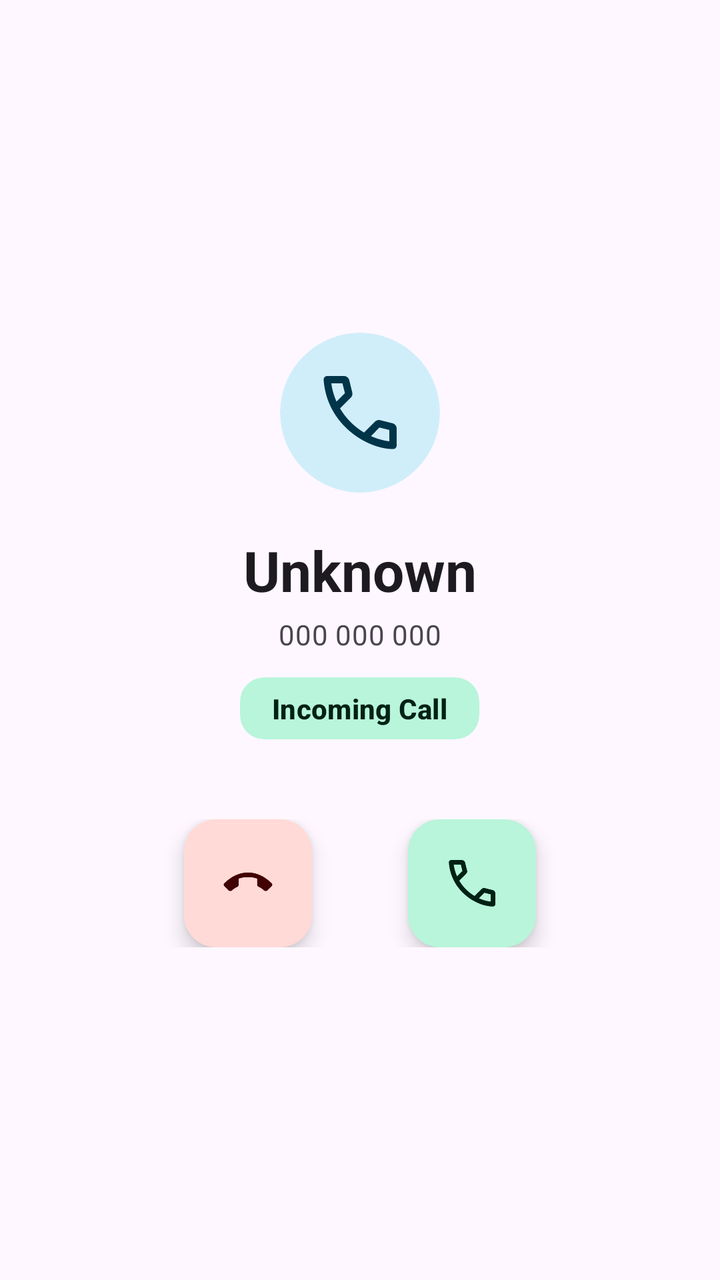
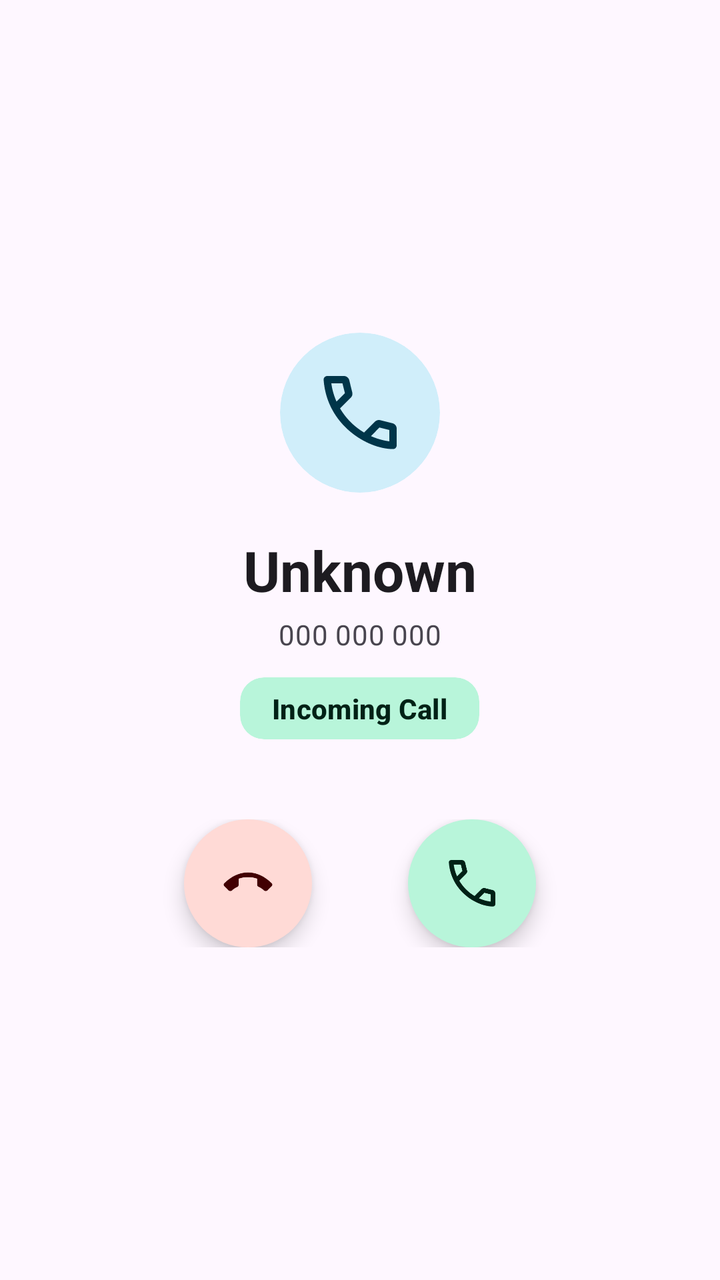

Two renders of the same Android screen: before a commit and after it. Below are the layout's source before the change and the commit's diff.
<!-- AndroidManifest.xml: activity theme Theme.Smartwatch -->
<!-- res/layout/activity_call.xml -->
<?xml version="1.0" encoding="utf-8"?>
<LinearLayout xmlns:android="http://schemas.android.com/apk/res/android"
    xmlns:app="http://schemas.android.com/apk/res-auto"
    android:id="@+id/rootLayout"
    android:layout_width="match_parent"
    android:layout_height="match_parent"
    android:orientation="vertical"
    android:gravity="center"
    android:background="?android:attr/colorBackground"
    android:padding="24dp">

    
    <com.google.android.material.card.MaterialCardView
        android:layout_width="80dp"
        android:layout_height="80dp"
        app:cardCornerRadius="40dp"
        app:cardBackgroundColor="?attr/colorPrimaryContainer"
        app:strokeWidth="0dp"
        android:layout_marginBottom="20dp">
        <ImageView
            android:layout_width="44dp"
            android:layout_height="44dp"
            android:layout_gravity="center"
            android:src="@drawable/ic_call_answer"
            app:tint="?attr/colorOnPrimaryContainer"/>
    </com.google.android.material.card.MaterialCardView>

    
    <TextView
        android:id="@+id/tv_caller_name"
        android:layout_width="match_parent"
        android:layout_height="wrap_content"
        android:text="@string/call_unknown"
        android:textColor="?android:attr/textColorPrimary"
        android:textAppearance="@style/TextAppearance.Material3.HeadlineMedium"
        android:textStyle="bold"
        android:gravity="center"
        android:maxLines="2"
        android:ellipsize="end"/>

    
    <TextView
        android:id="@+id/tv_caller_number"
        android:layout_width="match_parent"
        android:layout_height="wrap_content"
        android:text="000 000 000"
        android:textColor="?android:attr/textColorSecondary"
        android:textAppearance="@style/TextAppearance.Material3.BodyMedium"
        android:layout_marginTop="4dp"
        android:gravity="center"/>

    
    <com.google.android.material.card.MaterialCardView
        android:layout_width="wrap_content"
        android:layout_height="wrap_content"
        app:cardCornerRadius="12dp"
        app:cardBackgroundColor="?attr/colorTertiaryContainer"
        app:strokeWidth="0dp"
        android:layout_marginTop="12dp"
        android:layout_marginBottom="40dp">
        <TextView
            android:id="@+id/tv_call_status"
            android:layout_width="wrap_content"
            android:layout_height="wrap_content"
            android:text="@string/call_incoming"
            android:textColor="?attr/colorOnTertiaryContainer"
            android:textAppearance="@style/TextAppearance.Material3.LabelLarge"
            android:textStyle="bold"
            android:paddingHorizontal="16dp"
            android:paddingVertical="6dp"/>
    </com.google.android.material.card.MaterialCardView>

    
    <LinearLayout
        android:layout_width="match_parent"
        android:layout_height="wrap_content"
        android:orientation="horizontal"
        android:gravity="center">

        
        <com.google.android.material.floatingactionbutton.FloatingActionButton
            android:id="@+id/btn_reject"
            android:layout_width="wrap_content"
            android:layout_height="wrap_content"
            app:backgroundTint="?attr/colorErrorContainer"
            app:srcCompat="@drawable/ic_call_end"
            app:fabCustomSize="64dp"
            app:maxImageSize="28dp"
            app:tint="?attr/colorOnErrorContainer"
            app:borderWidth="0dp"
            app:shapeAppearanceOverlay="@style/ShapeAppearance.App.Circle"
            android:contentDescription="@string/call_reject"/>

        <Space android:layout_width="48dp" android:layout_height="wrap_content"/>

        
        <com.google.android.material.floatingactionbutton.FloatingActionButton
            android:id="@+id/btn_answer"
            android:layout_width="wrap_content"
            android:layout_height="wrap_content"
            app:backgroundTint="?attr/colorTertiaryContainer"
            app:srcCompat="@drawable/ic_call_answer"
            app:fabCustomSize="64dp"
            app:maxImageSize="28dp"
            app:tint="?attr/colorOnTertiaryContainer"
            app:borderWidth="0dp"
            app:shapeAppearanceOverlay="@style/ShapeAppearance.App.Circle"
            android:contentDescription="@string/call_answer"/>

    </LinearLayout>

</LinearLayout>
<!-- resources referenced by this layout -->
<resources>
  <!-- drawable ic_call_answer (drawable) -->
  <vector xmlns:android="http://schemas.android.com/apk/res/android"
      android:width="24dp"
      android:height="24dp"
      android:viewportWidth="24"
      android:viewportHeight="24">
      <path
          android:fillColor="#000000"
          android:pathData="M20,15.5c-1.25,0 -2.45,-0.2 -3.57,-0.57c-0.11,-0.03 -0.21,-0.05 -0.31,-0.05c-0.26,0 -0.51,0.1 -0.71,0.29l-2.2,2.2C10.38,15.93 8.07,13.62 6.63,10.79l2.2,-2.2C9.12,8.3 9.2,7.9 9.09,7.57C8.72,6.45 8.52,5.25 8.52,4c0,-0.55 -0.45,-1 -1,-1H4.19c-0.55,0 -1,0.45 -1,1c0,9.39 7.61,17 17,17c0.55,0 1,-0.45 1,-1v-3.5c0,-0.55 -0.45,-1 -1,-1z" />
  </vector>
  <!-- drawable ic_call_end (drawable) -->
  <vector xmlns:android="http://schemas.android.com/apk/res/android"
      android:width="24dp"
      android:height="24dp"
      android:viewportWidth="24"
      android:viewportHeight="24">
      
      <group
          android:pivotX="12"
          android:pivotY="12"
          android:scaleX="0.88"
          android:scaleY="0.88">
          <path
              android:fillColor="#000000"
              android:pathData="M12,9c-1.6,0 -3.15,0.25 -4.6,0.72v3.1c0,0.39 -0.23,0.74 -0.58,0.9 -0.96,0.43 -1.84,1.02 -2.61,1.72C4.03,15.62 3.7,15.75 3.38,15.75c-0.34,0 -0.66,-0.13 -0.91,-0.38l-1.99,-1.99C0.3,13.2 0.18,12.94 0.18,12.66c0,-0.28 0.11,-0.54 0.3,-0.72C3.98,8.48 7.8,6.72 12,6.72s8.02,1.76 11.52,5.22c0.19,0.18 0.3,0.44 0.3,0.72c0,0.28 -0.11,0.54 -0.3,0.72l-1.99,1.99c-0.25,0.25 -0.57,0.38 -0.91,0.38c-0.32,0 -0.65,-0.13 -0.93,-0.38 -0.77,-0.7 -1.65,-1.29 -2.61,-1.72 -0.35,-0.16 -0.58,-0.51 -0.58,-0.9V9.72C15.15,9.25 13.6,9 12,9z" />
      </group>
  </vector>
  <string name="call_answer">Answer</string>
  <string name="call_incoming">Incoming Call</string>
  <string name="call_reject">Reject</string>
  <string name="call_unknown">Unknown</string>
  <style name="Shape.Small" parent="ShapeAppearance.Material3.SmallComponent">
          <item name="cornerSize">10dp</item>
      </style>
  <style name="Shape.Medium" parent="ShapeAppearance.Material3.MediumComponent">
          <item name="cornerSize">16dp</item>
      </style>
  <style name="Shape.Large" parent="ShapeAppearance.Material3.LargeComponent">
          <item name="cornerSize">24dp</item>
      </style>
  <!-- unchanged entries left out for length: 1 -->
</resources>

<!-- the commit's change to res/layout/activity_call.xml (unified diff, before → after) -->
@@ -88,7 +88,7 @@
             app:maxImageSize="28dp"
             app:tint="?attr/colorOnErrorContainer"
             app:borderWidth="0dp"
-            app:shapeAppearanceOverlay="@style/ShapeAppearance.App.Circle"
+            app:shapeAppearanceOverlay="@style/Shape.Circle"
             android:contentDescription="@string/call_reject"/>
 
         <Space android:layout_width="48dp" android:layout_height="wrap_content"/>
@@ -104,7 +104,7 @@
             app:maxImageSize="28dp"
             app:tint="?attr/colorOnTertiaryContainer"
             app:borderWidth="0dp"
-            app:shapeAppearanceOverlay="@style/ShapeAppearance.App.Circle"
+            app:shapeAppearanceOverlay="@style/Shape.Circle"
             android:contentDescription="@string/call_answer"/>
 
     </LinearLayout>
<!-- resource entries referenced after the edit -->
@@ -31,6 +31,9 @@
   <string name="call_incoming">Incoming Call</string>
   <string name="call_reject">Reject</string>
   <string name="call_unknown">Unknown</string>
+  <style name="Shape.Circle" parent="">
+          <item name="cornerSize">50%</item>
+      </style>
   <style name="Shape.Small" parent="ShapeAppearance.Material3.SmallComponent">
           <item name="cornerSize">10dp</item>
       </style>
